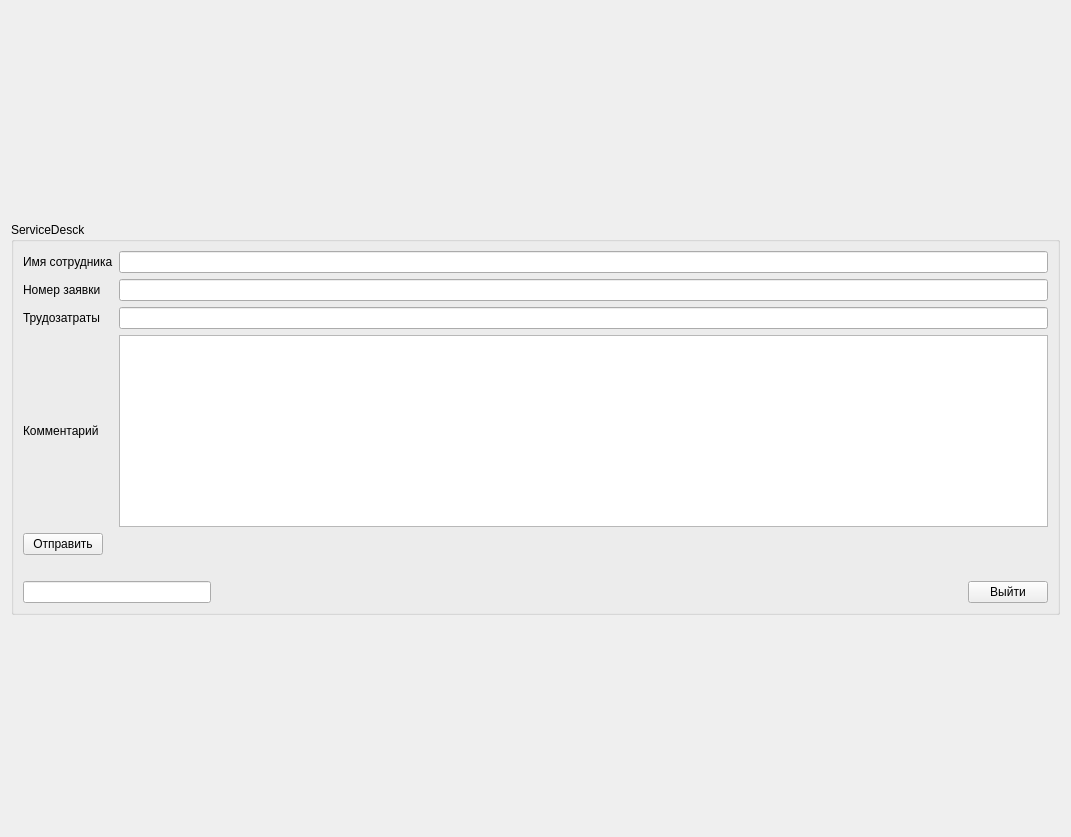
Old version of the form gui/ui/main_window.ui in the repository Mcclawdy/service_desk.
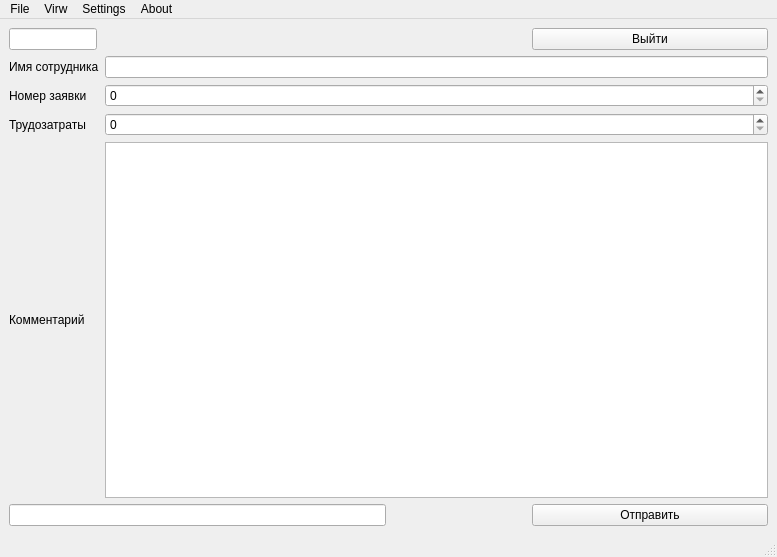
New version of the form.

Commit message: new functional, gui is done

The edit to the form file:
```diff
--- a/gui/ui/main_window.ui
+++ b/gui/ui/main_window.ui
@@ -1,40 +1,84 @@
 <?xml version="1.0" encoding="UTF-8"?>
 <ui version="4.0">
- <class>Form</class>
- <widget class="QWidget" name="Form">
+ <class>MainWindow</class>
+ <widget class="QMainWindow" name="MainWindow">
   <property name="geometry">
    <rect>
     <x>0</x>
     <y>0</y>
-    <width>1071</width>
-    <height>837</height>
+    <width>777</width>
+    <height>557</height>
    </rect>
   </property>
   <property name="windowTitle">
    <string>Form</string>
   </property>
-  <layout class="QVBoxLayout" name="verticalLayout">
-   <item>
-    <spacer name="verticalSpacer">
-     <property name="orientation">
-      <enum>Qt::Vertical</enum>
-     </property>
-     <property name="sizeHint" stdset="0">
-      <size>
-       <width>20</width>
-       <height>40</height>
-      </size>
-     </property>
-    </spacer>
-   </item>
-   <item>
-    <widget class="QGroupBox" name="groupBox">
-     <property name="title">
-      <string>ServiceDesck</string>
-     </property>
-     <layout class="QVBoxLayout" name="verticalLayout_2">
-      <item>
+  <widget class="QWidget" name="centralwidget">
+   <layout class="QVBoxLayout" name="verticalLayout">
+    <item>
+     <layout class="QGridLayout" name="gridLayout_2">
+      <item row="0" column="0">
+       <layout class="QFormLayout" name="formLayout">
+        <property name="horizontalSpacing">
+         <number>6</number>
+        </property>
+        <item row="0" column="0">
+         <widget class="QLineEdit" name="statusBar">
+          <property name="maximumSize">
+           <size>
+            <width>88</width>
+            <height>16777215</height>
+           </size>
+          </property>
+         </widget>
+        </item>
+        <item row="0" column="1">
+         <spacer name="horizontalSpacer_3">
+          <property name="orientation">
+           <enum>Qt::Horizontal</enum>
+          </property>
+          <property name="sizeHint" stdset="0">
+           <size>
+            <width>40</width>
+            <height>20</height>
+           </size>
+          </property>
+         </spacer>
+        </item>
+       </layout>
+      </item>
+      <item row="0" column="1">
+       <layout class="QFormLayout" name="formLayout_3">
+        <property name="horizontalSpacing">
+         <number>100</number>
+        </property>
+        <item row="0" column="0">
+         <spacer name="horizontalSpacer_2">
+          <property name="orientation">
+           <enum>Qt::Horizontal</enum>
+          </property>
+          <property name="sizeHint" stdset="0">
+           <size>
+            <width>40</width>
+            <height>20</height>
+           </size>
+          </property>
+         </spacer>
+        </item>
+        <item row="0" column="1">
+         <widget class="QPushButton" name="logoutBtn">
+          <property name="text">
+           <string>Выйти</string>
+          </property>
+         </widget>
+        </item>
+       </layout>
+      </item>
+      <item row="1" column="0" colspan="2">
        <layout class="QGridLayout" name="gridLayout">
+        <item row="3" column="2">
+         <widget class="QTextEdit" name="commentEdit"/>
+        </item>
         <item row="2" column="0">
          <widget class="QLabel" name="label_3">
           <property name="text">
@@ -42,11 +86,38 @@
           </property>
          </widget>
         </item>
-        <item row="3" column="1">
-         <widget class="QTextEdit" name="commentEdit"/>
+        <item row="0" column="2">
+         <widget class="QLineEdit" name="employeeNameEdit"/>
         </item>
-        <item row="0" column="1">
-         <widget class="QLineEdit" name="nameEdit"/>
+        <item row="0" column="0">
+         <widget class="QLabel" name="employeeNameLable">
+          <property name="text">
+           <string>Имя сотрудника</string>
+          </property>
+         </widget>
+        </item>
+        <item row="2" column="2">
+         <widget class="QDoubleSpinBox" name="timesheetsDoubleSpinBox">
+          <property name="decimals">
+           <number>0</number>
+          </property>
+          <property name="maximum">
+           <double>999999999999999.000000000000000</double>
+          </property>
+         </widget>
+        </item>
+        <item row="1" column="2">
+         <widget class="QDoubleSpinBox" name="requestDoubleSpinBox">
+          <property name="decimals">
+           <number>0</number>
+          </property>
+          <property name="minimum">
+           <double>0.000000000000000</double>
+          </property>
+          <property name="maximum">
+           <double>999999999999999.000000000000000</double>
+          </property>
+         </widget>
         </item>
         <item row="1" column="0">
          <widget class="QLabel" name="label_2">
@@ -55,12 +126,6 @@
           </property>
          </widget>
         </item>
-        <item row="1" column="1">
-         <widget class="QLineEdit" name="requestEdit"/>
-        </item>
-        <item row="2" column="1">
-         <widget class="QLineEdit" name="timesheetEdit"/>
-        </item>
         <item row="3" column="0">
          <widget class="QLabel" name="label_4">
           <property name="text">
@@ -68,139 +133,77 @@
           </property>
          </widget>
         </item>
-        <item row="0" column="0">
-         <widget class="QLabel" name="label">
-          <property name="text">
-           <string>Имя сотрудника</string>
-          </property>
-         </widget>
-        </item>
        </layout>
       </item>
-      <item>
-       <layout class="QHBoxLayout" name="horizontalLayout_2">
-        <item>
+      <item row="2" column="1">
+       <layout class="QFormLayout" name="formLayout_2">
+        <property name="horizontalSpacing">
+         <number>100</number>
+        </property>
+        <item row="0" column="0">
+         <spacer name="horizontalSpacer">
+          <property name="orientation">
+           <enum>Qt::Horizontal</enum>
+          </property>
+          <property name="sizeHint" stdset="0">
+           <size>
+            <width>40</width>
+            <height>20</height>
+           </size>
+          </property>
+         </spacer>
+        </item>
+        <item row="0" column="1">
          <widget class="QPushButton" name="sendBtn">
           <property name="text">
            <string>Отправить</string>
           </property>
          </widget>
         </item>
-        <item>
-         <spacer name="horizontalSpacer_3">
-          <property name="orientation">
-           <enum>Qt::Horizontal</enum>
-          </property>
-          <property name="sizeHint" stdset="0">
-           <size>
-            <width>40</width>
-            <height>20</height>
-           </size>
-          </property>
-         </spacer>
-        </item>
        </layout>
       </item>
-      <item>
-       <layout class="QHBoxLayout" name="horizontalLayout_3">
-        <item>
-         <spacer name="horizontalSpacer">
-          <property name="orientation">
-           <enum>Qt::Horizontal</enum>
-          </property>
-          <property name="sizeHint" stdset="0">
-           <size>
-            <width>40</width>
-            <height>20</height>
-           </size>
-          </property>
-         </spacer>
-        </item>
-       </layout>
-      </item>
-      <item>
-       <layout class="QHBoxLayout" name="horizontalLayout">
-        <item>
-         <widget class="QLineEdit" name="APIKeyEdit"/>
-        </item>
-        <item>
-         <spacer name="horizontalSpacer_6">
-          <property name="orientation">
-           <enum>Qt::Horizontal</enum>
-          </property>
-          <property name="sizeHint" stdset="0">
-           <size>
-            <width>40</width>
-            <height>20</height>
-           </size>
-          </property>
-         </spacer>
-        </item>
-        <item>
-         <spacer name="horizontalSpacer_5">
-          <property name="orientation">
-           <enum>Qt::Horizontal</enum>
-          </property>
-          <property name="sizeHint" stdset="0">
-           <size>
-            <width>40</width>
-            <height>20</height>
-           </size>
-          </property>
-         </spacer>
-        </item>
-        <item>
-         <spacer name="horizontalSpacer_2">
-          <property name="orientation">
-           <enum>Qt::Horizontal</enum>
-          </property>
-          <property name="sizeHint" stdset="0">
-           <size>
-            <width>40</width>
-            <height>20</height>
-           </size>
-          </property>
-         </spacer>
-        </item>
-        <item>
-         <spacer name="horizontalSpacer_4">
-          <property name="orientation">
-           <enum>Qt::Horizontal</enum>
-          </property>
-          <property name="sizeHint" stdset="0">
-           <size>
-            <width>40</width>
-            <height>20</height>
-           </size>
-          </property>
-         </spacer>
-        </item>
-        <item>
-         <widget class="QPushButton" name="logoutBtn">
-          <property name="text">
-           <string>Выйти</string>
-          </property>
-         </widget>
-        </item>
-       </layout>
+      <item row="2" column="0">
+       <widget class="QLineEdit" name="apiEdit"/>
       </item>
      </layout>
-    </widget>
-   </item>
-   <item>
-    <spacer name="verticalSpacer_2">
-     <property name="orientation">
-      <enum>Qt::Vertical</enum>
-     </property>
-     <property name="sizeHint" stdset="0">
-      <size>
-       <width>20</width>
-       <height>40</height>
-      </size>
-     </property>
-    </spacer>
-   </item>
-  </layout>
+    </item>
+   </layout>
+  </widget>
+  <widget class="QStatusBar" name="statusbar"/>
+  <widget class="QMenuBar" name="menuBar">
+   <property name="geometry">
+    <rect>
+     <x>0</x>
+     <y>0</y>
+     <width>777</width>
+     <height>21</height>
+    </rect>
+   </property>
+   <widget class="QMenu" name="menuFile">
+    <property name="title">
+     <string>File</string>
+    </property>
+   </widget>
+   <widget class="QMenu" name="menuVirw">
+    <property name="title">
+     <string>Virw</string>
+    </property>
+   </widget>
+   <widget class="QMenu" name="menuSettings">
+    <property name="title">
+     <string>Settings</string>
+    </property>
+   </widget>
+   <widget class="QMenu" name="menuAbout">
+    <property name="title">
+     <string>About</string>
+    </property>
+   </widget>
+   <addaction name="menuFile"/>
+   <addaction name="menuVirw"/>
+   <addaction name="menuSettings"/>
+   <addaction name="menuAbout"/>
+  </widget>
  </widget>
  <resources/>
  <connections/>
```
Left out of the diff: 8 changed lines with no effect on the pictures. The commit also changes 6 other files.
